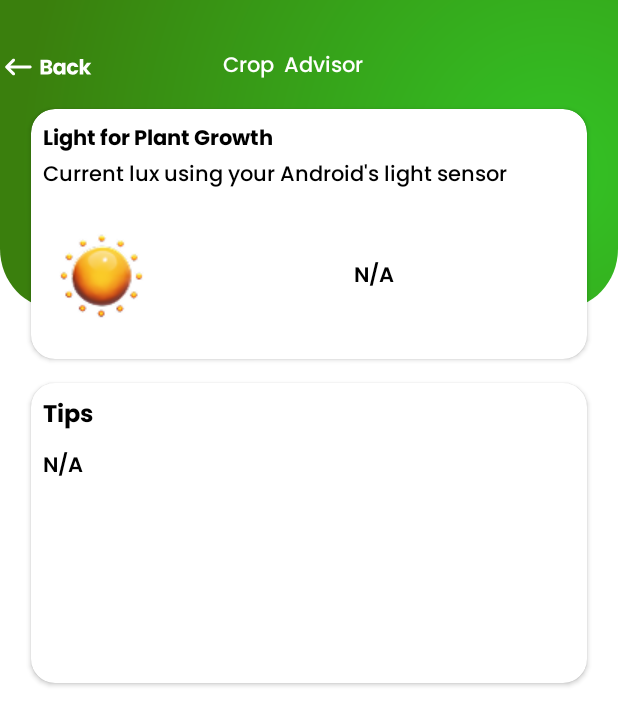
After one commit to Suganthan130/Smart-Harvest, an Android app: the CropAdvisorActivity screen opened directly, with no data from a screen before it, on a phone screen of 412 x 824 dp. The commit adds this screen. Shown: the top 725 px of the screen. Run offline under Robolectric (Android 15) with nearby library versions, the phone set to English and light mode, and no system bars; our stand-ins replace Dagger/Hilt's generated code; 3 statements that could not run were skipped.

Commit message:
feat: Implement crop advisor based on lux sensor
This commit introduces a new "Crop Advisor" feature.

Key changes:
- Added `CropAdvisorActivity` and its layout (`activity_crop_advisor.xml`) to display lux readings and crop advice.
- Created `CropAdvisorRepository` to manage lux sensor data and generate advice.
- Implemented `CropViewModel` to expose lux and advice LiveData to the UI.
- Integrated `SensorManager` via Hilt for dependency injection.
- Added a "View Crop Advisor" button in `activity_main.xml` to navigate to the new screen.
- Updated `MainActivity` to handle the new button's click event.
- Added a new icon (`icon_sunlight.png`) for the lux display.
- Registered `CropAdvisorActivity` in `AndroidManifest.xml`.
- Updated Git VCS mappings.

```diff
--- a/app/src/main/AndroidManifest.xml
+++ b/app/src/main/AndroidManifest.xml
@@ -17,6 +17,9 @@
         android:supportsRtl="true"
         android:theme="@style/AppTheme"
         tools:targetApi="31">
+        <activity
+            android:name=".ui.activities.CropAdvisorActivity"
+            android:exported="false" />
         <activity
             android:name=".ui.activities.PdfViewActivity"
             android:exported="false" />
--- /dev/null
+++ b/app/src/main/java/lk/sugaapps/smartharvest/ui/activities/CropAdvisorActivity.java
@@ -0,0 +1,33 @@
+package lk.sugaapps.smartharvest.ui.activities;
+
+import android.annotation.SuppressLint;
+import android.os.Bundle;
+
+import androidx.activity.EdgeToEdge;
+import androidx.appcompat.app.AppCompatActivity;
+import androidx.lifecycle.ViewModelProvider;
+
+import dagger.hilt.android.AndroidEntryPoint;
+import lk.sugaapps.smartharvest.databinding.ActivityCropAdvisorBinding;
+import lk.sugaapps.smartharvest.viewmodel.CropViewModel;
+
+@AndroidEntryPoint
+public class CropAdvisorActivity extends AppCompatActivity {
+    private ActivityCropAdvisorBinding binding;
+    private CropViewModel viewModel;
+
+    @SuppressLint("SetTextI18n")
+    @Override
+    protected void onCreate(Bundle savedInstanceState) {
+        super.onCreate(savedInstanceState);
+        EdgeToEdge.enable(this);
+        binding = ActivityCropAdvisorBinding.inflate(getLayoutInflater());
+        setContentView(binding.getRoot());
+
+        viewModel = new ViewModelProvider(this).get(CropViewModel.class);
+
+        viewModel.getLux().observe(this, lux -> binding.tvLux.setText(lux+"lumen/m²"));
+        viewModel.getCropAdvice().observe(this, binding.tvTips::setText);
+
+    }
+}
--- /dev/null
+++ b/app/src/main/res/layout/activity_crop_advisor.xml
@@ -0,0 +1,173 @@
+<?xml version="1.0" encoding="utf-8"?>
+<androidx.constraintlayout.widget.ConstraintLayout xmlns:android="http://schemas.android.com/apk/res/android"
+    xmlns:app="http://schemas.android.com/apk/res-auto"
+    xmlns:tools="http://schemas.android.com/tools"
+    android:id="@+id/main"
+    android:layout_width="match_parent"
+    android:layout_height="match_parent"
+    android:background="@color/white"
+    tools:context=".ui.activities.CropAdvisorActivity">
+
+    <androidx.constraintlayout.widget.Guideline
+        android:id="@+id/guideline15"
+        android:layout_width="wrap_content"
+        android:layout_height="wrap_content"
+        android:orientation="horizontal"
+        app:layout_constraintGuide_percent="0.25" />
+
+    <ImageView
+        android:id="@+id/imageView4"
+        android:layout_width="0dp"
+        android:layout_height="0dp"
+        android:background="@drawable/top_bg"
+        app:layout_constraintBottom_toTopOf="@+id/guideline15"
+        app:layout_constraintEnd_toEndOf="parent"
+        app:layout_constraintStart_toStartOf="parent"
+        app:layout_constraintTop_toTopOf="parent" />
+
+    <TextView
+        android:id="@+id/tv_pdf_name"
+        android:layout_width="0dp"
+        android:layout_height="wrap_content"
+        android:fontFamily="@font/poppins_medium"
+        android:text="Crop  Advisor"
+        android:textAlignment="center"
+        android:textColor="@color/white"
+        app:layout_constraintEnd_toStartOf="@+id/guideline19"
+        app:layout_constraintStart_toStartOf="parent"
+        app:layout_constraintTop_toTopOf="@+id/iv_back" />
+
+    <ImageView
+        android:id="@+id/iv_back"
+        android:layout_width="wrap_content"
+        android:layout_height="wrap_content"
+        app:layout_constraintStart_toStartOf="parent"
+        app:layout_constraintTop_toTopOf="@+id/guideline23"
+        app:srcCompat="@drawable/back_button" />
+
+    <androidx.constraintlayout.widget.Guideline
+        android:id="@+id/guideline18"
+        android:layout_width="wrap_content"
+        android:layout_height="wrap_content"
+        android:orientation="vertical"
+        app:layout_constraintGuide_percent="0.05" />
+
+    <androidx.constraintlayout.widget.Guideline
+        android:id="@+id/guideline19"
+        android:layout_width="wrap_content"
+        android:layout_height="wrap_content"
+        android:orientation="vertical"
+        app:layout_constraintGuide_percent="0.95" />
+
+    <androidx.cardview.widget.CardView
+        android:id="@+id/cardView2"
+        android:layout_width="0dp"
+        android:layout_height="wrap_content"
+        android:layout_marginTop="16dp"
+        app:cardCornerRadius="@dimen/card_radius_16dp"
+        app:layout_constraintEnd_toStartOf="@+id/guideline19"
+        app:layout_constraintStart_toStartOf="@+id/guideline18"
+        app:layout_constraintTop_toBottomOf="@+id/tv_pdf_name">
+
+        <androidx.constraintlayout.widget.ConstraintLayout
+            android:layout_width="match_parent"
+            android:layout_height="match_parent">
+
+            <TextView
+                android:id="@+id/textView6"
+                android:layout_width="0dp"
+                android:layout_height="wrap_content"
+                android:layout_marginStart="8dp"
+                android:layout_marginTop="8dp"
+                android:layout_marginEnd="8dp"
+                android:fontFamily="@font/poppins_bold"
+                android:text="Light for Plant Growth"
+                android:textColor="@color/black"
+                app:layout_constraintEnd_toEndOf="parent"
+                app:layout_constraintStart_toStartOf="parent"
+                app:layout_constraintTop_toTopOf="parent" />
+
+            <TextView
+                android:id="@+id/textView11"
+                android:layout_width="0dp"
+                android:layout_height="wrap_content"
+                android:layout_marginStart="8dp"
+                android:layout_marginEnd="8dp"
+                android:fontFamily="@font/poppins_medium"
+                android:text="Current lux using your Android's light sensor"
+                android:textColor="@color/black"
+                app:layout_constraintEnd_toEndOf="parent"
+                app:layout_constraintStart_toStartOf="parent"
+                app:layout_constraintTop_toBottomOf="@+id/textView6" />
+
+            <ImageView
+                android:id="@+id/imageView7"
+                android:layout_width="wrap_content"
+                android:layout_height="wrap_content"
+                android:layout_marginStart="8dp"
+                android:layout_marginTop="16dp"
+                android:layout_marginBottom="16dp"
+                app:layout_constraintBottom_toBottomOf="parent"
+                app:layout_constraintStart_toStartOf="parent"
+                app:layout_constraintTop_toBottomOf="@+id/textView11"
+                app:srcCompat="@drawable/icon_sunlight" />
+
+            <TextView
+                android:id="@+id/tv_lux"
+                android:layout_width="wrap_content"
+                android:layout_height="wrap_content"
+                android:fontFamily="@font/poppins_semi_bold"
+                android:text="N/A"
+                android:textColor="@color/black"
+                app:layout_constraintBottom_toBottomOf="@+id/imageView7"
+                app:layout_constraintEnd_toEndOf="parent"
+                app:layout_constraintStart_toEndOf="@+id/imageView7"
+                app:layout_constraintTop_toTopOf="@+id/imageView7" />
+
+        </androidx.constraintlayout.widget.ConstraintLayout>
+
+    </androidx.cardview.widget.CardView>
+
+    <androidx.cardview.widget.CardView
+        android:layout_width="0dp"
+        android:layout_height="200dp"
+        android:layout_marginTop="16dp"
+        app:cardCornerRadius="@dimen/card_radius_16dp"
+        app:layout_constraintEnd_toStartOf="@+id/guideline19"
+        app:layout_constraintStart_toStartOf="@+id/guideline18"
+        app:layout_constraintTop_toBottomOf="@+id/cardView2" >
+
+        <LinearLayout
+            android:layout_width="match_parent"
+            android:layout_height="match_parent"
+            android:orientation="vertical"
+            android:padding="@dimen/padding_8dp">
+
+            <TextView
+                android:id="@+id/textView13"
+                android:layout_width="match_parent"
+                android:layout_height="wrap_content"
+                android:fontFamily="@font/poppins_bold"
+                android:text="Tips"
+                android:textColor="@color/black"
+                android:textSize="@dimen/text_16sp" />
+
+            <TextView
+                android:id="@+id/tv_tips"
+                android:layout_width="match_parent"
+                android:layout_height="wrap_content"
+                android:layout_marginTop="8dp"
+                android:fontFamily="@font/poppins_semi_bold"
+                android:text="N/A"
+                android:textColor="@color/black" />
+        </LinearLayout>
+    </androidx.cardview.widget.CardView>
+
+    <androidx.constraintlayout.widget.Guideline
+        android:id="@+id/guideline23"
+        android:layout_width="wrap_content"
+        android:layout_height="wrap_content"
+        android:orientation="horizontal"
+        app:layout_constraintGuide_percent="0.04" />
+
+</androidx.constraintlayout.widget.ConstraintLayout>
--- a/app/src/main/res/layout/activity_main.xml
+++ b/app/src/main/res/layout/activity_main.xml
@@ -214,7 +214,7 @@
                         app:layout_constraintTop_toBottomOf="@+id/txl_location" />
 
                     <Button
-                        android:id="@+id/button_enable_weather_alerts"
+                        android:id="@+id/button_crop_advisor"
                         android:layout_width="0dp"
                         android:layout_height="wrap_content"
                         android:layout_marginStart="8dp"
@@ -222,7 +222,7 @@
                         android:layout_marginEnd="8dp"
                         android:layout_marginBottom="16dp"
                         android:background="@drawable/green_button_background"
-                        android:text="Enable Weather and Lux Alerts"
+                        android:text="View Crop Advisor"
                         android:textAllCaps="false"
                         android:visibility="gone"
                         app:layout_constraintBottom_toBottomOf="parent"
```
Also changed, not shown: app/src/main/java/lk/sugaapps/smartharvest/data/repo/CropAdvisorRepository.java (added, +89 -0 lines), app/src/main/java/lk/sugaapps/smartharvest/di/hilt/AppModule.java (+12 -5 lines), app/src/main/java/lk/sugaapps/smartharvest/ui/activities/MainActivity.java (+12 -6 lines), app/src/main/java/lk/sugaapps/smartharvest/viewmodel/CropViewModel.java (added, +27 -0 lines), app/src/main/res/drawable/icon_sunlight.png (added).
